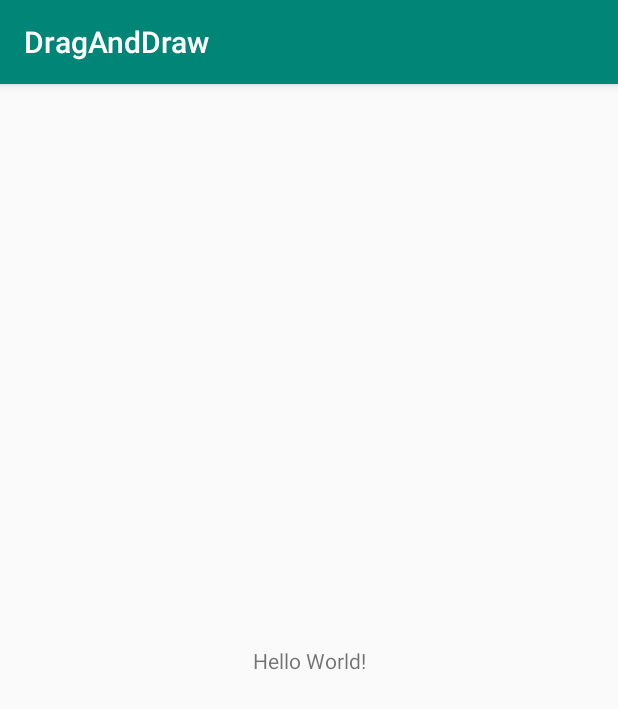
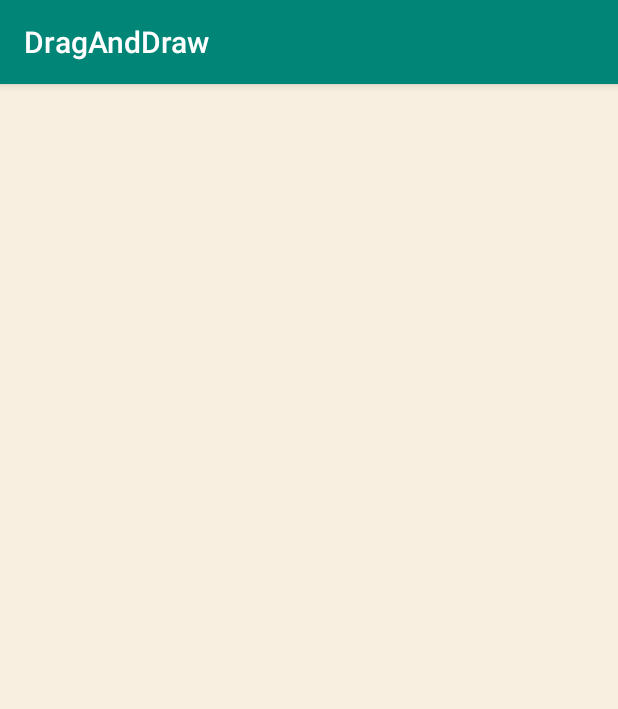
Before and after one commit to Velord/DragAndDraw, an Android app: the screen it shows after launch (MainActivity before the commit, BoxAndDrawActivity after it), on a phone screen of 412 x 824 dp. Shown: the top 709 px of the screen. Run offline under Robolectric (Android 15) with nearby library versions, the phone set to English and light mode, and no system bars.

Commit message:
Chapter 30: Custom Views and Touch Events is Done !

```diff
--- a/app/src/main/AndroidManifest.xml
+++ b/app/src/main/AndroidManifest.xml
@@ -9,7 +9,7 @@
         android:roundIcon="@mipmap/ic_launcher_round"
         android:supportsRtl="true"
         android:theme="@style/AppTheme">
-        <activity android:name="MainActivity">
+        <activity android:name="BoxAndDrawActivity">
             <intent-filter>
                 <action android:name="android.intent.action.MAIN" />
 
--- a/app/src/main/java/velord/brng/draganddraw/MainActivity.kt
+++ b/app/src/main/java/velord/brng/draganddraw/BoxAndDrawActivity.kt
@@ -1,12 +1,12 @@
 package velord.brng.draganddraw
 
+import android.os.Bundle
 import androidx.appcompat.app.AppCompatActivity
-import android.os.Bundle
 
-class MainActivity : AppCompatActivity() {
+class BoxAndDrawActivity : AppCompatActivity() {
 
     override fun onCreate(savedInstanceState: Bundle?) {
         super.onCreate(savedInstanceState)
-        setContentView(R.layout.activity_main)
+        setContentView(R.layout.box_and_draw_activity)
     }
 }
--- /dev/null
+++ b/app/src/main/java/velord/brng/draganddraw/BoxDrawingView.kt
@@ -0,0 +1,76 @@
+package velord.brng.draganddraw
+
+import android.content.Context
+import android.graphics.Canvas
+import android.graphics.Paint
+import android.graphics.PointF
+import android.util.AttributeSet
+import android.util.Log
+import android.view.MotionEvent
+import android.view.View
+
+private const val TAG = "BoxDrawingView"
+
+class BoxDrawingView(context: Context,
+                     attrs: AttributeSet? = null) : View(context, attrs) {
+
+    private var currentBox: Box? = null
+    private val boxen = mutableListOf<Box>()
+    private val boxPaint = Paint().apply {
+        color = 0x22ff0000.toInt()
+    }
+    private val backgroundPaint = Paint().apply {
+        color = 0xfff8efe0.toInt()
+    }
+
+    override fun onTouchEvent(event: MotionEvent?): Boolean {
+        val current = PointF(event!!.x, event.y)
+        var action = ""
+        when (event.action) {
+            MotionEvent.ACTION_DOWN -> {
+                action = "ACTION_DOWN"
+                // Reset drawing state
+                currentBox = Box(current).also {
+                    boxen.add(it)
+                }
+            }
+            MotionEvent.ACTION_MOVE -> {
+                action = "ACTION_MOVE"
+                updateCurrentBox(current)
+            }
+            MotionEvent.ACTION_UP -> {
+                action = "ACTION_UP"
+                updateCurrentBox(current)
+                currentBox = null
+            }
+            MotionEvent.ACTION_CANCEL -> {
+                action = "ACTION_CANCEL"
+                currentBox = null
+            }
+        }
+
+        Log.i(TAG, "$action at x=${current.x}, y=${current.y}")
+
+        return true
+    }
+
+    override fun onDraw(canvas: Canvas?) {
+        //fill the background
+        canvas!!.drawPaint(backgroundPaint)
+
+        boxen.forEach { box ->
+            canvas.drawRect(
+                box.left, box.top,
+                box.right, box.bottom,
+                boxPaint
+            )
+        }
+    }
+
+    private fun updateCurrentBox(current: PointF) {
+        currentBox?.let {
+            it.end = current
+            invalidate()
+        }
+    }
+}
--- a/app/src/main/res/layout/activity_main.xml
+++ /dev/null
@@ -1,18 +0,0 @@
-<?xml version="1.0" encoding="utf-8"?>
-<androidx.constraintlayout.widget.ConstraintLayout xmlns:android="http://schemas.android.com/apk/res/android"
-    xmlns:app="http://schemas.android.com/apk/res-auto"
-    xmlns:tools="http://schemas.android.com/tools"
-    android:layout_width="match_parent"
-    android:layout_height="match_parent"
-    tools:context=".MainActivity">
-
-    <TextView
-        android:layout_width="wrap_content"
-        android:layout_height="wrap_content"
-        android:text="Hello World!"
-        app:layout_constraintBottom_toBottomOf="parent"
-        app:layout_constraintLeft_toLeftOf="parent"
-        app:layout_constraintRight_toRightOf="parent"
-        app:layout_constraintTop_toTopOf="parent" />
-
-</androidx.constraintlayout.widget.ConstraintLayout>
--- /dev/null
+++ b/app/src/main/res/layout/box_and_draw_activity.xml
@@ -0,0 +1,6 @@
+<?xml version="1.0" encoding="utf-8"?>
+<velord.brng.draganddraw.BoxDrawingView
+    xmlns:android="http://schemas.android.com/apk/res/android"
+    android:layout_width="match_parent"
+    android:layout_height="match_parent"
+    />
```
Also changed, not shown: app/src/main/java/velord/brng/draganddraw/Box.kt (added, +20 -0 lines).
